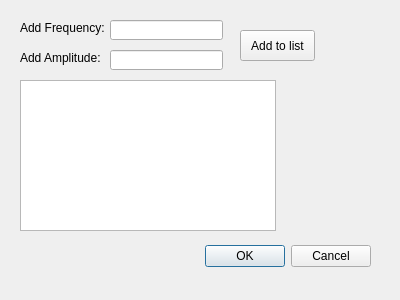
This is testui2/freqampdialog.ui in giogix2/PlanetGenerator as Qt 5 draws it before an edit. The edited form follows.
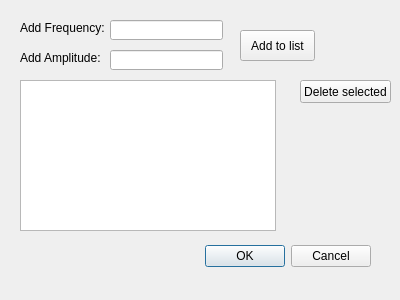
This is the edited form.

Commit message: fixed the listwidget views for meshdialog and freqampdialog

The edit to the form file:
```diff
--- a/testui2/freqampdialog.ui
+++ b/testui2/freqampdialog.ui
@@ -98,6 +98,19 @@
     <string>Add to list</string>
    </property>
   </widget>
+  <widget class="QPushButton" name="pushButton_2">
+   <property name="geometry">
+    <rect>
+     <x>300</x>
+     <y>80</y>
+     <width>91</width>
+     <height>23</height>
+    </rect>
+   </property>
+   <property name="text">
+    <string>Delete selected</string>
+   </property>
+  </widget>
  </widget>
  <resources/>
  <connections>
```
The commit also changes 8 other files.
